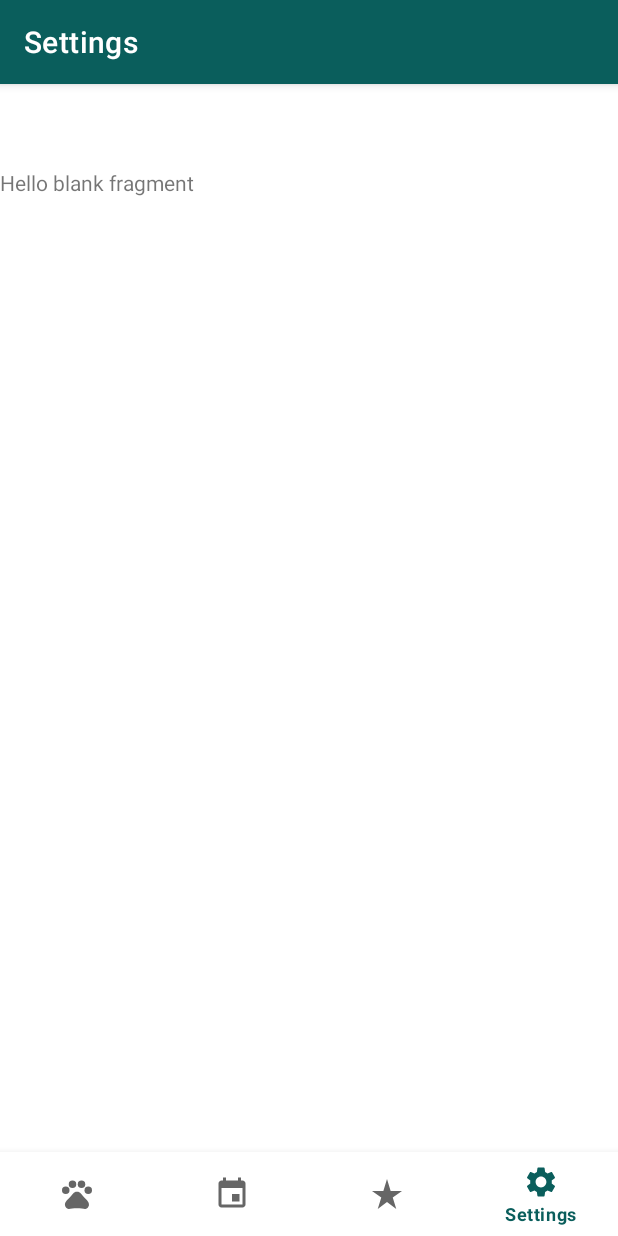
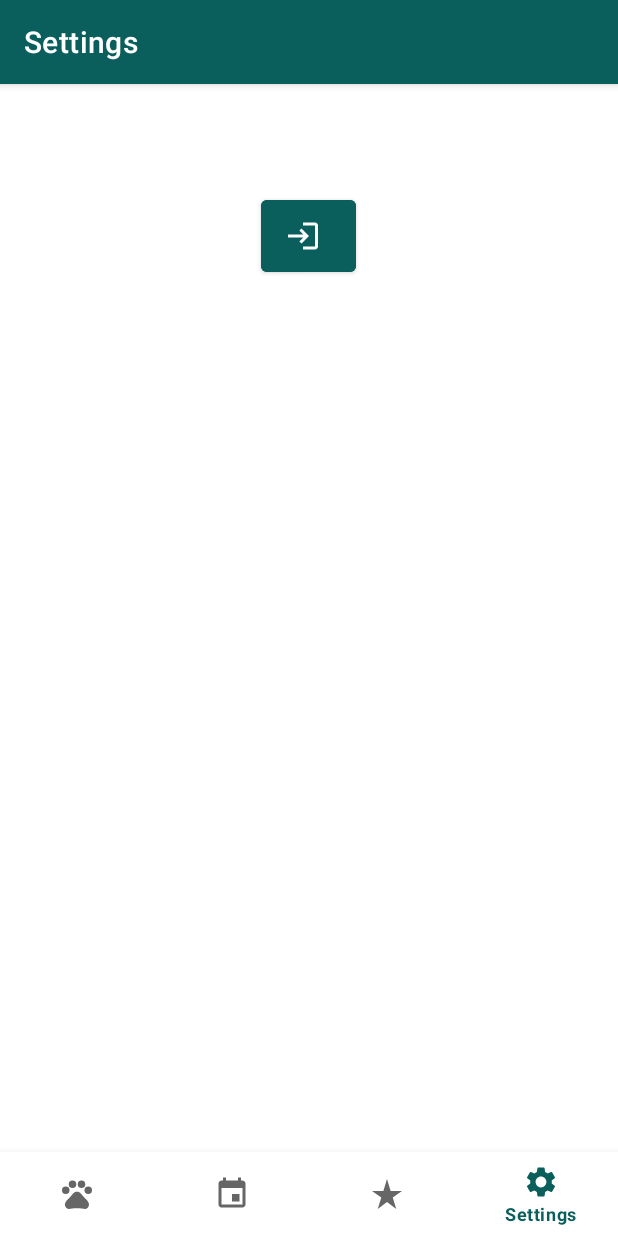
Before and after one commit to BrunoLujan/Pachontli-DESOFT, an Android app: the SettingsFragment screen opened through its navigation route, on a phone screen of 412 x 824 dp. Run offline under Robolectric (Android 15) with nearby library versions, the phone set to English and light mode, and no system bars; our stand-ins replace navigation-ui.

Commit message:
Implementación funcional de obtención de datos del usuario y logout

```diff
--- a/app/src/main/java/com/example/pachontli/LoginActivity.java
+++ b/app/src/main/java/com/example/pachontli/LoginActivity.java
@@ -82,7 +82,6 @@ public class LoginActivity extends AppCompatActivity {
                 if(response.isSuccessful()) {
                     Connection.AUTHTOKEN = "Bearer " + response.body().getToken();
                     Intent intent = new Intent(LoginActivity.this, MainActivity.class);
-                    Connection.Message(getApplicationContext(), Connection.AUTHTOKEN);
                     startActivity(intent);
                 }else
                     Connection.Message(getApplicationContext(),"Email/Password is incorrect");
--- a/app/src/main/java/com/example/pachontli/models/User.java
+++ b/app/src/main/java/com/example/pachontli/models/User.java
@@ -5,7 +5,7 @@ public class User {
     private int user_id;
     private String nombre;
     private String apellidos;
-    private int telefono;
+    private String telefono;
 
     public int getId() {
         return id;
@@ -39,11 +39,11 @@ public class User {
         this.apellidos = apellidos;
     }
 
-    public int getTelefono() {
+    public String getTelefono() {
         return telefono;
     }
 
-    public void setTelefono(int telefono) {
+    public void setTelefono(String telefono) {
         this.telefono = telefono;
     }
 }
--- a/app/src/main/java/com/example/pachontli/ui/settings/SettingsFragment.java
+++ b/app/src/main/java/com/example/pachontli/ui/settings/SettingsFragment.java
@@ -1,14 +1,25 @@
 package com.example.pachontli.ui.settings;
 
+import android.annotation.SuppressLint;
+import android.content.Intent;
 import android.os.Bundle;
 
 import androidx.fragment.app.Fragment;
 
+import android.util.Log;
 import android.view.LayoutInflater;
 import android.view.View;
 import android.view.ViewGroup;
+import android.widget.Button;
 
+import com.example.pachontli.Connection;
+import com.example.pachontli.LoginActivity;
 import com.example.pachontli.R;
+
+import okhttp3.ResponseBody;
+import retrofit2.Call;
+import retrofit2.Callback;
+import retrofit2.Response;
 
 /**
  * A simple {@link Fragment} subclass.
@@ -16,6 +27,9 @@ import com.example.pachontli.R;
  * create an instance of this fragment.
  */
 public class SettingsFragment extends Fragment {
+
+    View viewFragment;
+    Button btnLogoutSettingFragment;
 
     // TODO: Rename parameter arguments, choose names that match
     // the fragment initialization parameters, e.g. ARG_ITEM_NUMBER
@@ -60,7 +74,42 @@ public class SettingsFragment extends Fragment {
     @Override
     public View onCreateView(LayoutInflater inflater, ViewGroup container,
                              Bundle savedInstanceState) {
-        // Inflate the layout for this fragment
-        return inflater.inflate(R.layout.fragment_settings, container, false);
+        viewFragment = inflater.inflate(R.layout.fragment_settings, container, false);
+        btnLogoutSettingFragment = viewFragment.findViewById(R.id.btnLogout);
+
+        btnLogoutSettingFragment.setOnClickListener(new View.OnClickListener() {
+            @Override
+            public void onClick(View v) {
+                logout();
+            }
+        });
+
+        return viewFragment;
+    }
+
+    public void logout() {
+        Call<ResponseBody> call = Connection.CONNECTION.logout();
+        call.enqueue(new Callback<ResponseBody>() {
+            @SuppressLint("LongLogTag")
+            @Override
+            public void onResponse(Call<ResponseBody> call, Response<ResponseBody> response) {
+                if (response.isSuccessful()){
+                    Intent intent = new Intent(getActivity(), LoginActivity.class);
+                    Connection.AUTHTOKEN = null;
+                    Connection.LOGGEDUSER = null;
+                    startActivity(intent);
+                } else {
+                    Connection.Message(getContext(), "Error, try again: " + response.message());
+                    Log.d("ERROR-SettingsFragment-logout-onResponse", response.message());
+                }
+            }
+
+            @SuppressLint("LongLogTag")
+            @Override
+            public void onFailure(Call<ResponseBody> call, Throwable t) {
+                Connection.Message(getContext(), t.getMessage());
+                Log.d("ERROR-SettingsFragment-logout-onFailure", t.getMessage());
+            }
+        });
     }
 }
--- /dev/null
+++ b/app/src/main/res/drawable/ic_logout_white.xml
@@ -0,0 +1,5 @@
+<vector android:height="24dp" android:tint="#FFFFFF"
+    android:viewportHeight="24" android:viewportWidth="24"
+    android:width="24dp" xmlns:android="http://schemas.android.com/apk/res/android">
+    <path android:fillColor="@android:color/white" android:pathData="M11,7L9.6,8.4l2.6,2.6H2v2h10.2l-2.6,2.6L11,17l5,-5L11,7zM20,19h-8v2h8c1.1,0 2,-0.9 2,-2V5c0,-1.1 -0.9,-2 -2,-2h-8v2h8V19z"/>
+</vector>
--- a/app/src/main/res/layout/fragment_settings.xml
+++ b/app/src/main/res/layout/fragment_settings.xml
@@ -5,10 +5,15 @@
     android:layout_height="match_parent"
     tools:context=".ui.settings.SettingsFragment">
 
-    <!-- TODO: Update blank fragment layout -->
-    <TextView
-        android:layout_width="match_parent"
-        android:layout_height="match_parent"
-        android:text="@string/hello_blank_fragment" />
+    <Button
+        android:id="@+id/btnLogout"
+        android:layout_width="63dp"
+        android:layout_height="60dp"
+        android:layout_gravity="center_horizontal"
+        android:layout_marginTop="15dp"
+        android:backgroundTint="@color/green_pachontli"
+        android:drawableLeft="@drawable/ic_logout_white"
+        android:textColor="@color/white"
+        android:textStyle="bold" />
 
 </FrameLayout>
```
Also changed, not shown: app/src/main/java/com/example/pachontli/MainActivity.java (+35 -0 lines), app/src/main/java/com/example/pachontli/interfaces/ApiService.java (+9 -0 lines).
